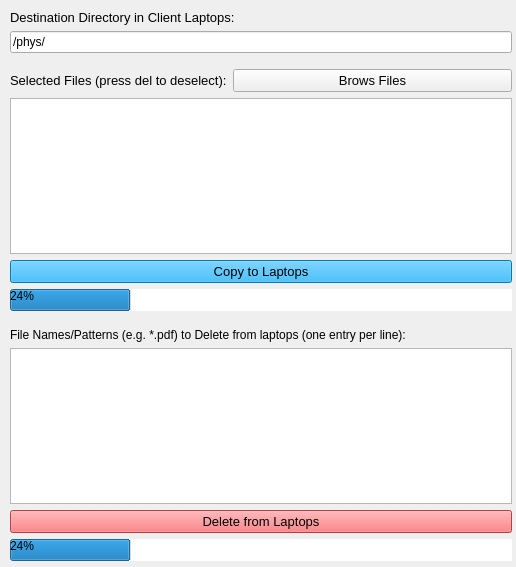
Qt form YorkULabSeating_lpc.ui (tdgskinner/yorku-phys-lab-seating) before a commit.
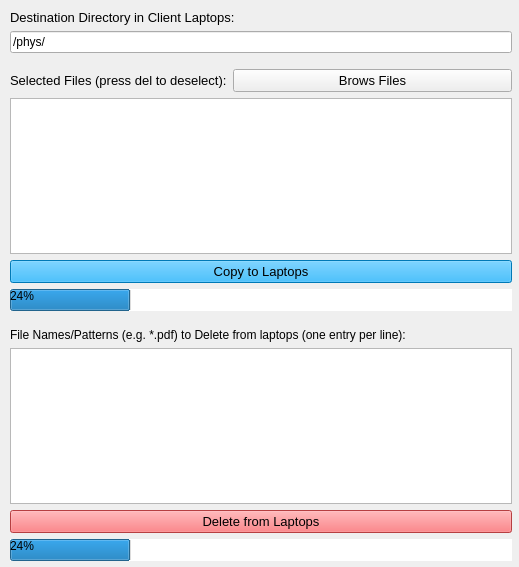
The same form after that commit.

Patch:
```diff
--- a/YorkULabSeating_lpc.ui
+++ b/YorkULabSeating_lpc.ui
@@ -6,7 +6,7 @@
    <rect>
     <x>0</x>
     <y>0</y>
-    <width>516</width>
+    <width>519</width>
     <height>567</height>
    </rect>
   </property>
```
Left out of the diff: 34 changed lines with no effect on the pictures.
